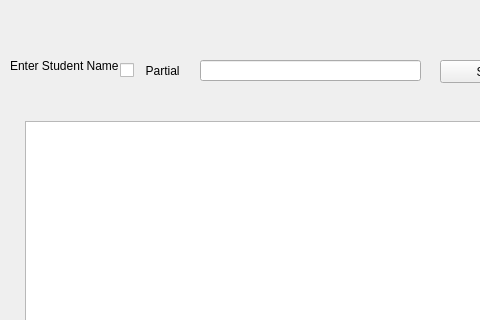
Above: Sprint 2/Starting Pages/search.ui from SDSMT-CSC464-F15/dancesoft before the change; both pictures show x 0 to 480 and y 0 to 320 of the 800 by 629 pixel window. Below: the same form after it.
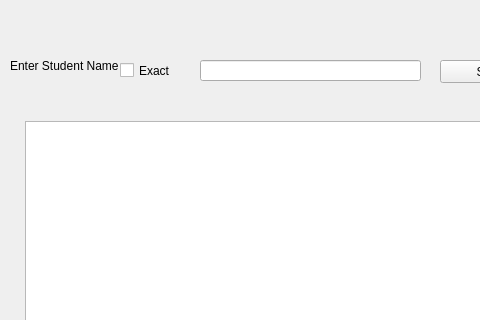
That is the form after the change.

What changed in the file:
```diff
--- a/Sprint 2/Starting Pages/search.ui
+++ b/Sprint 2/Starting Pages/search.ui
@@ -109,7 +109,7 @@
      </rect>
     </property>
     <property name="text">
-     <string>  Partial</string>
+     <string>Exact</string>
     </property>
    </widget>
   </widget>
```
Left out of the diff: 2 changed lines with no effect on the pictures.
